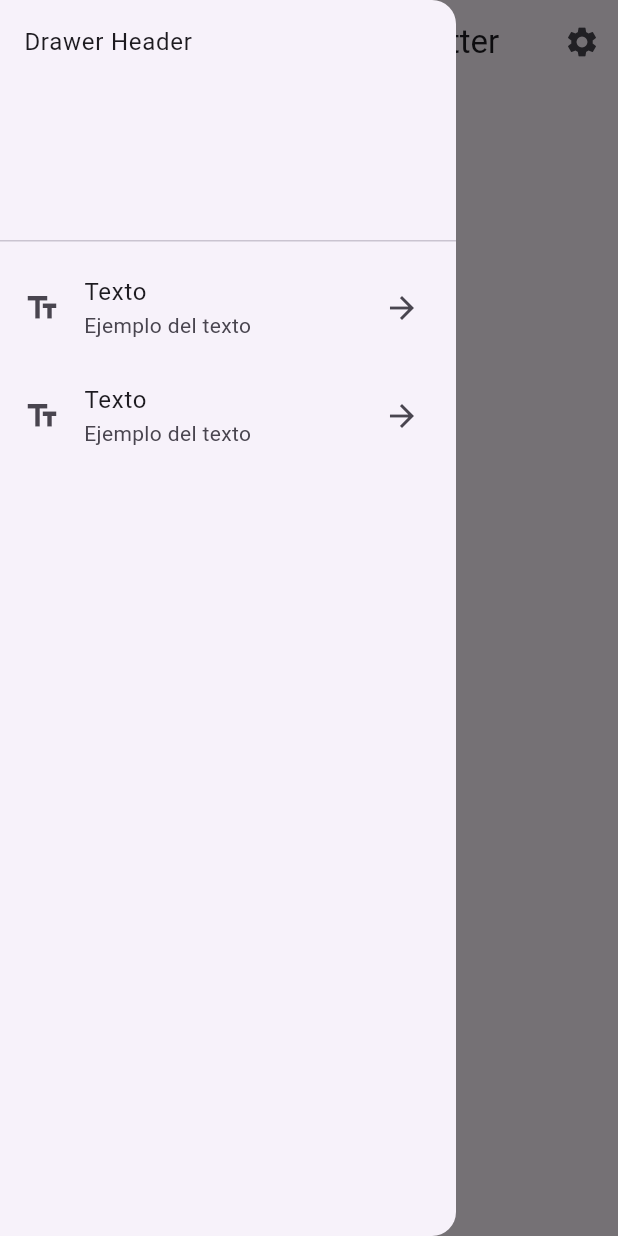
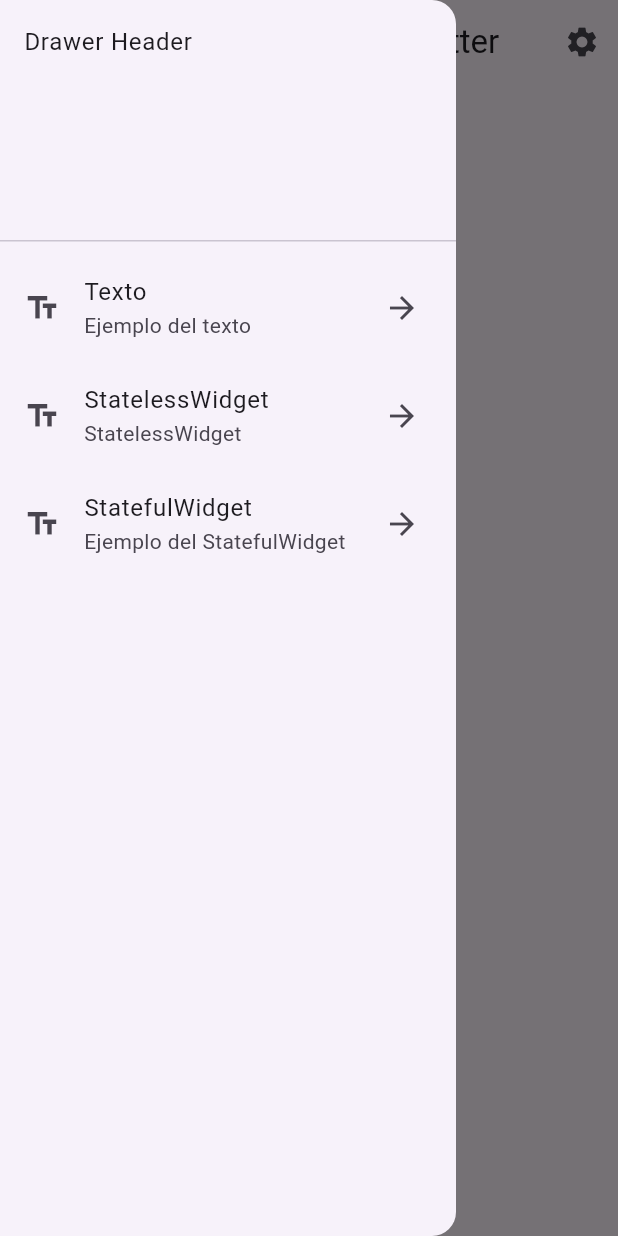
Before and after one commit to neryad/learnig_flutter_series, a Flutter app: the screen it shows after launch, with the side drawer open, on a phone screen of 412 x 824 dp. Run offline on Flutter 3.47's test engine with Material 3 defaults, Android fonts, the phone set to English and light mode, and no system bars.

Commit message:
Add Stateful and Stateless widgets with increment functionality; update VSCode settings for spell check

```diff
--- a/lib/main.dart
+++ b/lib/main.dart
@@ -1,4 +1,6 @@
 import 'package:flutter/material.dart';
+import 'package:learnig_flutter_series/02-stales-stafull-widget/stafull-widet.dart';
+import 'package:learnig_flutter_series/02-stales-stafull-widget/stales.dart';
 
 void main() {
   runApp(const MainApp());
@@ -53,15 +55,22 @@ class _MainAppState extends State<MainApp> {
                 },
               ),
               ListTile(
-                title: const Text('Texto'),
-                subtitle: const Text('Ejemplo del texto'),
+                title: const Text('StatelessWidget'),
+                subtitle: const Text('StatelessWidget'),
                 leading: const Icon(Icons.text_fields),
                 trailing: const Icon(Icons.arrow_forward),
                 onTap: () {
-                  _updateWidget(const Text(
-                    'Hola soy el texto2',
-                    style: TextStyle(fontSize: 24, color: Colors.red),
-                  ));
+                  _updateWidget(const IamStales());
+                  //Navigator.pop(context);
+                },
+              ),
+              ListTile(
+                title: const Text('StatefulWidget'),
+                subtitle: const Text('Ejemplo del StatefulWidget'),
+                leading: const Icon(Icons.text_fields),
+                trailing: const Icon(Icons.arrow_forward),
+                onTap: () {
+                  _updateWidget(const IamStafull());
                   //Navigator.pop(context);
                 },
               ),
```
Also changed, not shown: lib/02-stales-stafull-widget/stafull-widet.dart (added, +32 -0 lines), lib/02-stales-stafull-widget/stales.dart (added, +25 -0 lines).
